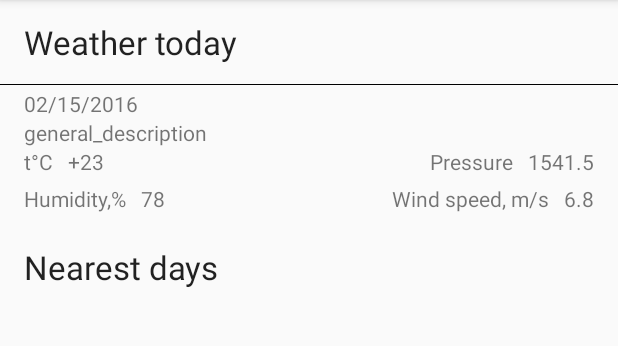
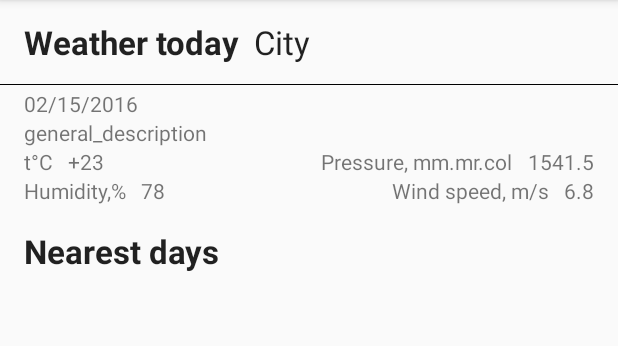
Before and after one commit to berkutio/WeatherInfo, an Android app: the screen it shows after launch (Weather), on a phone screen of 412 x 824 dp, the part 84-430 px from its top. Run offline under Robolectric (Android 15) with nearby library versions, the phone set to English and light mode, and no system bars.

Commit message:
Layout edited. Adapter implemented

```diff
--- a/app/src/main/AndroidManifest.xml
+++ b/app/src/main/AndroidManifest.xml
@@ -19,7 +19,8 @@
         <activity
             android:name=".Weather"
             android:label="@string/app_name"
-            android:theme="@style/AppTheme.NoActionBar" >
+            android:theme="@style/AppTheme.NoActionBar"
+            android:configChanges="keyboardHidden|orientation|screenSize">
             <intent-filter>
                 <action android:name="android.intent.action.MAIN" />
 
--- a/app/src/main/res/layout/activity_weather.xml
+++ b/app/src/main/res/layout/activity_weather.xml
@@ -61,20 +61,43 @@
             android:layout_width="match_parent"
             android:layout_height="match_parent">
 
-            <TextView
+            <LinearLayout
+                android:layout_width="wrap_content"
+                android:layout_height="wrap_content"
                 android:layout_marginLeft="16dp"
                 android:layout_marginTop="13dp"
-                android:layout_marginBottom="13dp"
-                android:layout_width="wrap_content"
-                android:layout_height="wrap_content"
-                android:textAppearance="?android:attr/textAppearanceLarge"
-                android:text="@string/today" />
+                android:layout_marginBottom="13dp">
+
+                <TextView
+                    android:layout_width="wrap_content"
+                    android:layout_height="wrap_content"
+                    android:textAppearance="?android:attr/textAppearanceLarge"
+                    android:text="@string/today"
+                    android:textStyle="bold"/>
+
+                <View
+                    android:layout_width="10dp"
+                    android:layout_height="10dp" />
+
+                <TextView
+                    android:maxLength="25"
+                    android:lines="1"
+                    android:layout_width="wrap_content"
+                    android:layout_height="wrap_content"
+                    android:textAppearance="?android:attr/textAppearanceLarge"
+                    android:text="City"
+                    android:id="@+id/locality" />
+
+            </LinearLayout>
+
+
 
             <include layout="@layout/weather_mapping_item"
                 android:layout_width="wrap_content"
                 android:layout_height="wrap_content"/>
 
             <TextView
+                android:textStyle="bold"
                 android:layout_marginLeft="16dp"
                 android:layout_marginTop="13dp"
                 android:layout_marginBottom="13dp"
--- a/app/src/main/res/layout/weather_mapping_item.xml
+++ b/app/src/main/res/layout/weather_mapping_item.xml
@@ -53,7 +53,6 @@
                 android:orientation="horizontal">
 
                 <TextView
-                    android:layout_marginBottom="5dp"
                     android:layout_width="wrap_content"
                     android:layout_height="wrap_content"
                     android:textAppearance="?android:attr/textAppearanceSmall"
@@ -66,7 +65,6 @@
                     android:layout_height="10dp" />
 
                 <TextView
-                    android:layout_marginBottom="5dp"
                     android:layout_width="wrap_content"
                     android:layout_height="wrap_content"
                     android:textAppearance="?android:attr/textAppearanceSmall"
@@ -80,7 +78,6 @@
                     android:layout_weight="1"/>
 
                 <TextView
-                    android:layout_marginBottom="5dp"
                     android:layout_width="wrap_content"
                     android:layout_height="wrap_content"
                     android:textAppearance="?android:attr/textAppearanceSmall"
@@ -93,7 +90,6 @@
                     android:layout_height="10dp" />
 
                 <TextView
-                    android:layout_marginBottom="5dp"
                     android:layout_width="wrap_content"
                     android:layout_height="wrap_content"
                     android:textAppearance="?android:attr/textAppearanceSmall"
@@ -109,7 +105,6 @@
                 android:orientation="horizontal">
 
                 <TextView
-                    android:layout_marginBottom="5dp"
                     android:layout_width="wrap_content"
                     android:layout_height="wrap_content"
                     android:textAppearance="?android:attr/textAppearanceSmall"
@@ -122,7 +117,6 @@
                     android:layout_height="10dp" />
 
                 <TextView
-                    android:layout_marginBottom="5dp"
                     android:layout_width="wrap_content"
                     android:layout_height="wrap_content"
                     android:textAppearance="?android:attr/textAppearanceSmall"
@@ -136,7 +130,6 @@
                     android:layout_weight="1"/>
 
                 <TextView
-                    android:layout_marginBottom="5dp"
                     android:layout_width="wrap_content"
                     android:layout_height="wrap_content"
                     android:textAppearance="?android:attr/textAppearanceSmall"
@@ -149,7 +142,6 @@
                     android:layout_height="10dp" />
 
                 <TextView
-                    android:layout_marginBottom="5dp"
                     android:layout_width="wrap_content"
                     android:layout_height="wrap_content"
                     android:textAppearance="?android:attr/textAppearanceSmall"
--- a/app/src/main/res/values/strings.xml
+++ b/app/src/main/res/values/strings.xml
@@ -2,7 +2,7 @@
     <string name="app_name">Weather Info</string>
     <string name="action_settings">Settings</string>
     <string name="temperature">t°C</string>
-    <string name="pressure">Pressure</string>
+    <string name="pressure">Pressure, mm.mr.col</string>
     <string name="humidity">Humidity,%</string>
     <string name="wind_speed">Wind speed, m/s</string>
     <string name="today">Weather today</string>
```
Also changed, not shown: app/src/main/java/com/weatherinfo/adapters/Adapter.java (added, +71 -0 lines).
